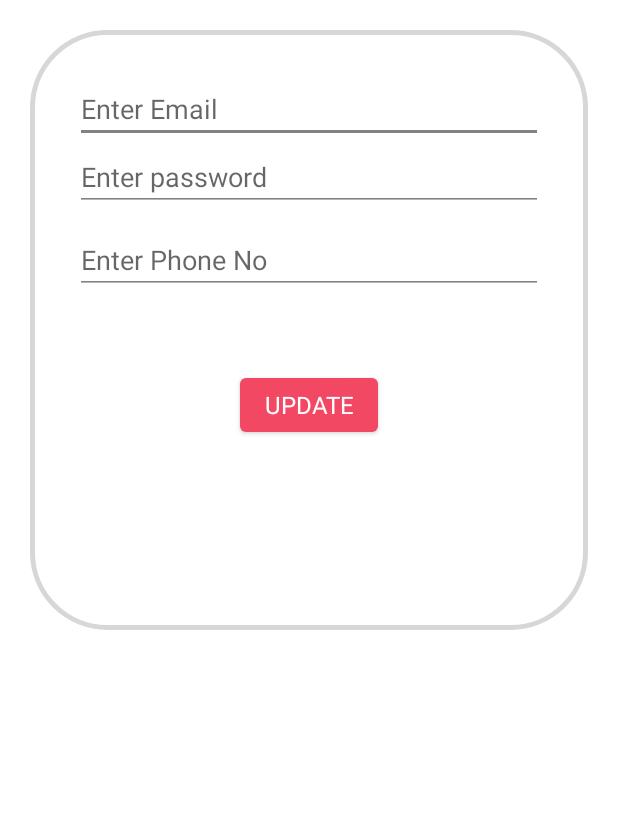
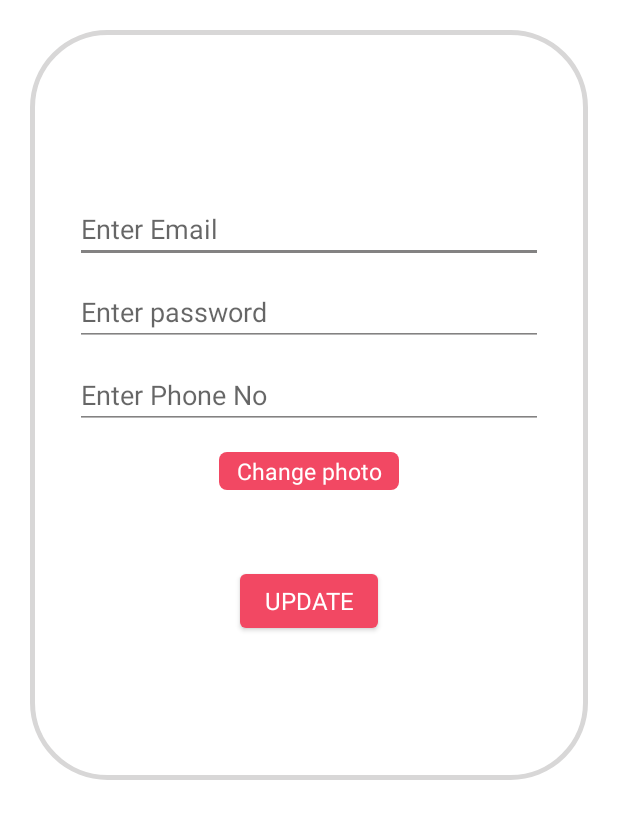
Before and after one commit to bhatt-nisarg/Project1, an Android app: the EditProfile screen opened directly, with no data from a screen before it, on a phone screen of 412 x 824 dp. Shown: the top 819 px of the screen. Run offline under Robolectric (Android 15) with nearby library versions, the phone set to English and light mode, and no system bars; our stand-ins replace Picasso; pictures from the network do not load.

Commit message:
add image upload

```diff
--- a/app/src/main/java/com/example/project1/MainActivity.java
+++ b/app/src/main/java/com/example/project1/MainActivity.java
@@ -143,10 +143,9 @@ public class MainActivity extends AppCompatActivity implements View.OnClickListe
                 }
                 else {
                     String passwordselect = editpass.getText().toString();
-                    Log.d("asdf",cursor.getString(0)+" " + cursor.getString(1)+" "+cursor.getString(2) + " "+cursor.getString(3));
+                    //Log.d("asdf",cursor.getString(0)+" " + cursor.getString(1)+" "+cursor.getString(2) + " "+cursor.getString(3));
                     if (!(editemail.getText().toString().trim().matches(emailPattern)) || editpass.length()==0 || editpass.length() < 6){
                         Toast.makeText(getApplicationContext(),"Enter Valid Detail",Toast.LENGTH_SHORT).show();
-
                     }
                     else if(email.equals(cursor.getString(0)) && passwordselect.equals(cursor.getString(1))){
 
--- /dev/null
+++ b/app/src/main/res/drawable/circle.xml
@@ -0,0 +1,13 @@
+<?xml version="1.0" encoding="utf-8"?>
+<shape xmlns:android="http://schemas.android.com/apk/res/android"
+        android:innerRadius="0dp"
+        android:shape="oval"
+        android:thicknessRatio="1.9"
+        android:useLevel="false" >
+        <solid android:color="@android:color/transparent" />
+
+        <stroke
+            android:width="1dp"
+            android:color="@android:color/white" />
+
+</shape>
--- a/app/src/main/res/layout/activity_edit_profile.xml
+++ b/app/src/main/res/layout/activity_edit_profile.xml
@@ -8,13 +8,22 @@
     >
     <LinearLayout
         android:layout_width="match_parent"
-        android:layout_height="400dp"
+        android:layout_height="500dp"
         android:orientation="vertical"
         android:layout_margin="20dp"
         android:padding="30dp"
         android:background="@drawable/edittext">
 
+        <ImageView
+            android:background="@drawable/circle"
+            android:layout_width="60dp"
+            android:layout_height="60dp"
+            android:id="@+id/addimage"
+            android:layout_gravity="center"/>
+
+
         <EditText
+            android:layout_marginTop="20dp"
             android:id="@+id/email"
             style="@style/MyEditText"
             android:inputType="textEmailAddress"
@@ -23,6 +32,7 @@
             android:hint="Enter Email"
             />
         <EditText
+            android:layout_marginTop="10dp"
             android:id="@+id/password"
             style="@style/MyEditText"
             android:inputType="textPassword"
@@ -40,7 +50,18 @@
             android:hint="Enter Phone No"
             />
 
-
+        <TextView
+            android:layout_marginTop="15dp"
+            android:layout_width="120dp"
+            android:gravity="center"
+            android:layout_height="wrap_content"
+            android:id="@+id/select"
+            android:text="Change photo"
+            android:layout_gravity="center"
+            android:background="@drawable/resend_bg"
+            android:textSize="15sp"
+            android:textColor="@color/white"
+            />
         <Button
             android:layout_marginTop="50dp"
             android:id="@+id/update"
@@ -54,4 +75,5 @@
 
 
     </LinearLayout>
+
 </RelativeLayout>
--- a/app/src/main/res/layout/fragment_setting.xml
+++ b/app/src/main/res/layout/fragment_setting.xml
@@ -17,12 +17,12 @@
         >
 
         <ImageView
+
             android:id="@+id/dis_profile"
             android:layout_width="60dp"
             android:layout_height="60dp"
             android:layout_marginTop="30dp"
-            android:src="@drawable/userimage"
-            />
+            android:contentDescription="" />
         <TextView
             android:layout_width="wrap_content"
             android:layout_height="wrap_content"
@@ -56,7 +56,6 @@
         android:layout_width="match_parent"
         android:layout_height="match_parent"
         android:layout_below="@id/linearsetting"
-        android:layout_marginTop="-17dp"
         android:orientation="vertical">
 
         <TextView
--- a/app/src/main/res/menu/bottom_navigation_menu.xml
+++ b/app/src/main/res/menu/bottom_navigation_menu.xml
@@ -4,10 +4,12 @@
         android:id="@+id/home"
         android:enabled="true"
         android:title="@string/home"
-        android:icon="@drawable/home"/>
+        android:icon="@drawable/home"
+        />
     <item
         android:id="@+id/setting"
         android:enabled="true"
         android:title="@string/setting"
-        android:icon="@drawable/setting"/>
+        android:icon="@drawable/setting"
+        />
 </menu>
```
Also changed, not shown: app/src/main/AndroidManifest.xml (+10 -7 lines), app/src/main/java/com/example/project1/EditProfile.java (+203 -12 lines), app/src/main/java/com/example/project1/Homepage.java (+3 -5 lines), app/src/main/java/com/example/project1/SQLiteDatabaseHandler.java (+16 -7 lines), app/src/main/java/com/example/project1/SettingFragment.java (+18 -0 lines), app/src/main/res/values/array.xml (added, +9 -0 lines).
